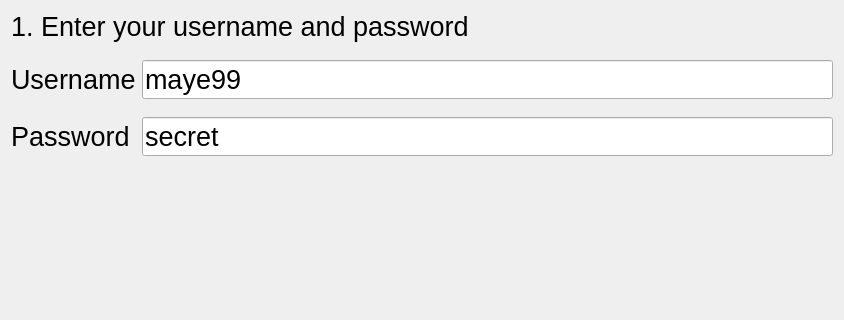
This is wusernamepassword.ui in End1-1/TaxiCashbox as Qt 5 draws it before an edit; both pictures show x 0 to 844 and y 0 to 320 of the 844 by 541 pixel window. The edited form follows.
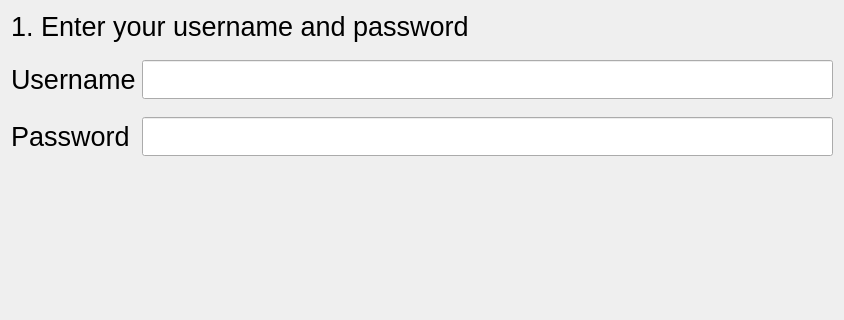
This is the edited form. Custom widgets are drawn as their Qt base class.

The edit to the form file:
```diff
--- a/wusernamepassword.ui
+++ b/wusernamepassword.ui
@@ -140,7 +140,10 @@
       </font>
      </property>
      <property name="text">
-      <string>secret</string>
+      <string/>
+     </property>
+     <property name="echoMode">
+      <enum>QLineEdit::Password</enum>
      </property>
     </widget>
    </item>
@@ -152,7 +155,7 @@
       </font>
      </property>
      <property name="text">
-      <string>maye99</string>
+      <string/>
      </property>
     </widget>
    </item>
```
